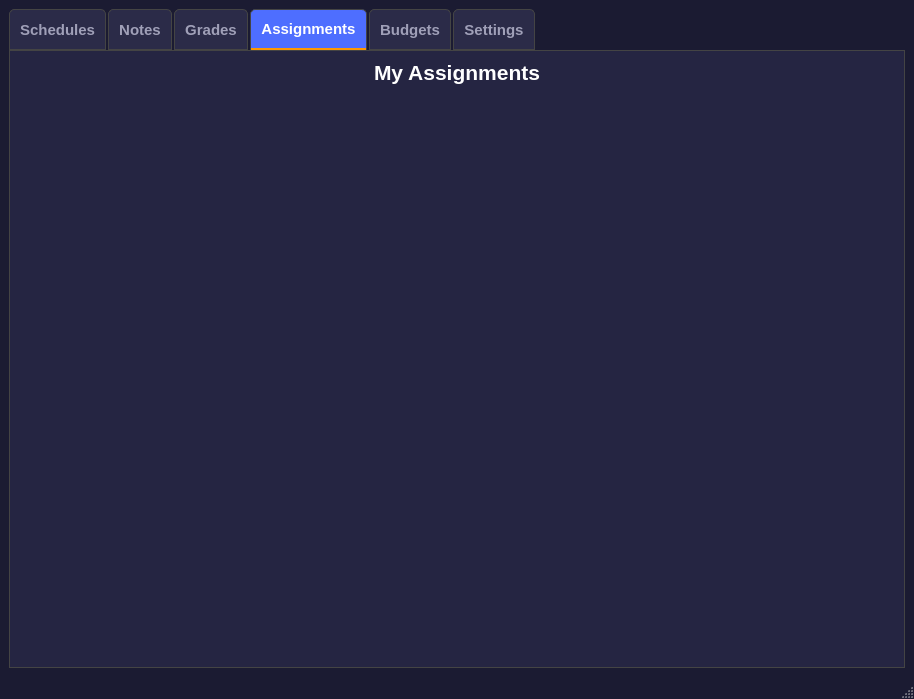
The window that UI/window.ui (Matchu02118/AcademicManagementApp) describes before a commit, drawn with Qt 5.
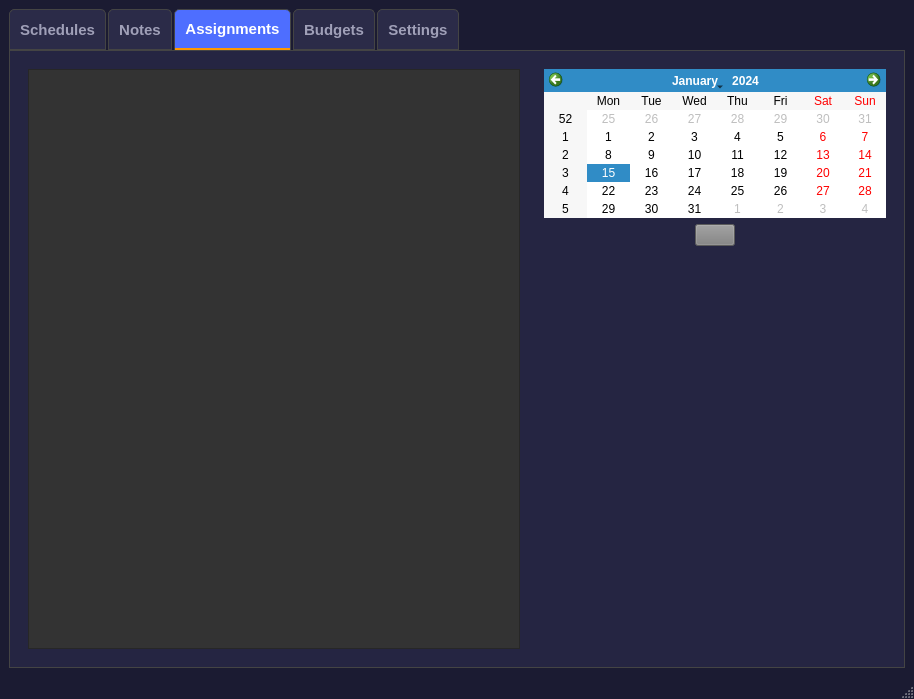
The same window after the commit. The open tabs and pages were chosen to show the change. Icons and pictures are not drawn.

What changed in the file:
```diff
--- a/UI/window.ui
+++ b/UI/window.ui
@@ -300,35 +300,6 @@
         </item>
        </layout>
       </widget>
-      <widget class="QWidget" name="GradesTab">
-       <attribute name="title">
-        <string>Grades</string>
-       </attribute>
-       <layout class="QHBoxLayout" name="horizontalLayout">
-        <item>
-         <widget class="QLabel" name="gradeLabel">
-          <property name="font">
-           <font>
-            <family>Tahoma</family>
-            <pointsize>16</pointsize>
-            <bold>true</bold>
-           </font>
-          </property>
-          <property name="styleSheet">
-           <string notr="true">QLabel{
-	color:#fff;
-}</string>
-          </property>
-          <property name="text">
-           <string>My Grades</string>
-          </property>
-          <property name="alignment">
-           <set>Qt::AlignHCenter|Qt::AlignTop</set>
-          </property>
-         </widget>
-        </item>
-       </layout>
-      </widget>
       <widget class="QWidget" name="AssignmentsTab">
        <property name="cursor">
         <cursorShape>ArrowCursor</cursorShape>
@@ -336,33 +307,79 @@
        <attribute name="title">
         <string>Assignments</string>
        </attribute>
-       <layout class="QHBoxLayout" name="horizontalLayout_3">
-        <item alignment="Qt::AlignHCenter|Qt::AlignTop">
-         <widget class="QLabel" name="assignmentLabel">
-          <property name="font">
-           <font>
-            <family>Tahoma</family>
-            <pointsize>16</pointsize>
-            <bold>true</bold>
-           </font>
+       <layout class="QHBoxLayout" name="horizontalLayout">
+        <item>
+         <widget class="QWidget" name="listWidget" native="true">
+          <property name="maximumSize">
+           <size>
+            <width>1000</width>
+            <height>16777215</height>
+           </size>
           </property>
           <property name="styleSheet">
-           <string notr="true">QLabel{
-	color:#fff;
+           <string notr="true"/>
+          </property>
+          <layout class="QHBoxLayout" name="horizontalLayout_3">
+           <item>
+            <widget class="QTableWidget" name="assignmentList">
+             <property name="styleSheet">
+              <string notr="true">QTableWidget{
+	background-color:#333;
+	color: white;
 }</string>
+             </property>
+            </widget>
+           </item>
+          </layout>
+         </widget>
+        </item>
+        <item alignment="Qt::AlignTop">
+         <widget class="QWidget" name="cal_buttonWidget" native="true">
+          <property name="maximumSize">
+           <size>
+            <width>360</width>
+            <height>2000</height>
+           </size>
           </property>
-          <property name="text">
-           <string>My Assignments</string>
+          <property name="styleSheet">
+           <string notr="true"/>
           </property>
-          <property name="textFormat">
-           <enum>Qt::PlainText</enum>
-          </property>
-          <property name="alignment">
-           <set>Qt::AlignLeading|Qt::AlignLeft|Qt::AlignTop</set>
-          </property>
-          <property name="wordWrap">
-           <bool>false</bool>
-          </property>
+          <layout class="QVBoxLayout" name="verticalLayout">
+           <item>
+            <widget class="QCalendarWidget" name="calendar">
+             <property name="maximumSize">
+              <size>
+               <width>480</width>
+               <height>320</height>
+              </size>
+             </property>
+            </widget>
+           </item>
+           <item alignment="Qt::AlignHCenter">
+            <widget class="QPushButton" name="addAssignmentButton">
+             <property name="maximumSize">
+              <size>
+               <width>2333</width>
+               <height>99993</height>
+              </size>
+             </property>
+             <property name="styleSheet">
+              <string notr="true">QPushButton{
+	background:gray;
+}
+
+</string>
+             </property>
+             <property name="text">
+              <string/>
+             </property>
+             <property name="icon">
+              <iconset>
+               <normaloff>../Image/Plus-Symbol-PNG-Image.png</normaloff>../Image/Plus-Symbol-PNG-Image.png</iconset>
+             </property>
+            </widget>
+           </item>
+          </layout>
          </widget>
         </item>
        </layout>
```
Left out of the diff: 5 changed lines with no effect on the pictures.
